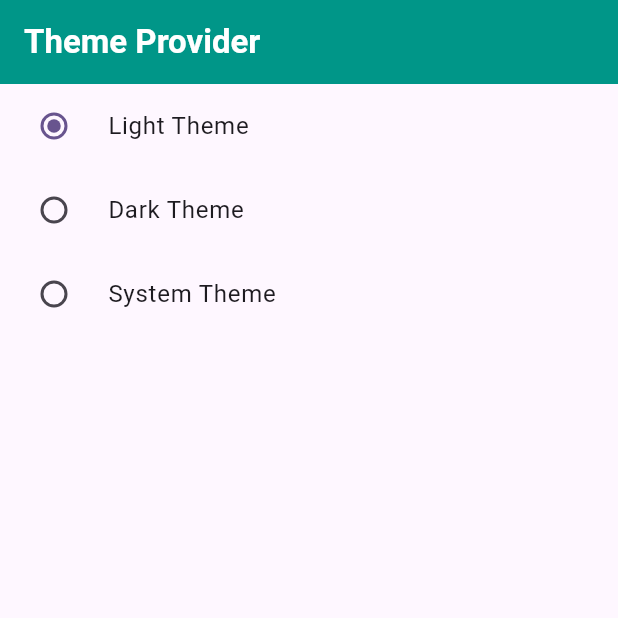
After one commit to rubayatkhusbu25/provider, a Flutter app: the screen it shows after launch, after a tap on "Light Theme", on a phone screen of 412 x 824 dp, the top half of it. The commit adds this screen. Run offline on Flutter 3.47's test engine with Material 3 defaults, Android fonts, the phone set to English and light mode, and no system bars.

Commit message:
Light & dark theme with provider

```diff
--- /dev/null
+++ b/lib/Theme_Light_Dark/theme_changer_provider.dart
@@ -0,0 +1,15 @@
+import 'package:flutter/material.dart';
+import 'package:flutter/widgets.dart';
+
+class ThemeChangerProvider with ChangeNotifier{
+
+  var _themeMode = ThemeMode.light;
+  ThemeMode get themeMode=> _themeMode;
+
+  void setTheme(themeMode){
+    _themeMode =themeMode;
+    notifyListeners();
+  }
+
+
+}
--- /dev/null
+++ b/lib/Theme_Light_Dark/theme_screen.dart
@@ -0,0 +1,45 @@
+import 'package:flutter/material.dart';
+import 'package:provider/provider.dart';
+import 'package:provider_state_app/Theme_Light_Dark/theme_changer_provider.dart';
+
+class ThemeScreen extends StatefulWidget {
+  const ThemeScreen({super.key});
+
+  @override
+  State<ThemeScreen> createState() => _ThemeScreenState();
+}
+
+class _ThemeScreenState extends State<ThemeScreen> {
+  @override
+  Widget build(BuildContext context) {
+
+    final ThemeChangerProvider themeChangerProvider = Provider.of<ThemeChangerProvider>(context);
+    return Scaffold(
+      appBar: AppBar(
+        title: Text("Theme Provider"),
+      ),
+      body: Column(
+        children: [
+          RadioListTile<ThemeMode>(
+            title: Text("Light Theme"),
+            value: ThemeMode.light,
+            groupValue: themeChangerProvider.themeMode,
+            onChanged: themeChangerProvider.setTheme,
+          ),
+          RadioListTile<ThemeMode>(
+            title: Text("Dark Theme"),
+            value: ThemeMode.dark,
+            groupValue: themeChangerProvider.themeMode,
+            onChanged: themeChangerProvider.setTheme,
+          ),
+          RadioListTile<ThemeMode>(
+            title: Text("System Theme"),
+            value: ThemeMode.system,
+            groupValue: themeChangerProvider.themeMode,
+            onChanged: themeChangerProvider.setTheme,
+          )
+        ],
+      ),
+    );
+  }
+}
--- a/lib/app.dart
+++ b/lib/app.dart
@@ -1,5 +1,7 @@
 import 'package:flutter/material.dart';
 import 'package:provider/provider.dart';
+import 'Theme_Light_Dark/theme_changer_provider.dart';
+import 'Theme_Light_Dark/theme_screen.dart';
 import 'e_commerce_provider/box_list.dart';
 import 'e_commerce_provider/e_home.dart';
 import 'e_commerce_provider/multiple_provider/opacity_changer.dart';
@@ -19,14 +21,35 @@ class App extends StatelessWidget {
         ChangeNotifierProvider(create: (context)=> BoxList()),
         ChangeNotifierProvider(create: (context)=> OpacityChangerProvider()),
         ChangeNotifierProvider(create: (context)=>FavProvider()),
+        ChangeNotifierProvider(create: (context)=>ThemeChangerProvider()),
       ],
-      child: MaterialApp(
-        title: 'Provider',
-        debugShowCheckedModeBanner: false,
-        theme: ThemeData(
-          colorScheme: ColorScheme.fromSeed(seedColor: Colors.deepPurple),
-        ),
-        home: FavouriteScreen1(),
+      child: Builder(
+        builder: (BuildContext context) {
+          final ThemeChangerProvider  themeChangerProvider = Provider.of<ThemeChangerProvider>(context);
+          return MaterialApp(
+            title: 'Provider',
+            debugShowCheckedModeBanner: false,
+            themeMode: themeChangerProvider.themeMode,
+            darkTheme: ThemeData(
+              brightness: Brightness.dark,
+              appBarTheme: AppBarTheme(
+                color: Colors.amberAccent,
+                titleTextStyle: TextStyle(color: Colors.black,fontWeight: FontWeight.bold,fontSize: 22)
+              )
+            ),
+            theme: ThemeData(
+              brightness: Brightness.light,
+              appBarTheme: AppBarTheme(
+                color: Colors.teal,
+                titleTextStyle: TextStyle(
+                  color: Colors.white,fontWeight: FontWeight.bold,fontSize: 22
+                )
+              ),
+              colorScheme: ColorScheme.fromSeed(seedColor: Colors.deepPurple),
+            ),
+            home: ThemeScreen(),
+          );
+        }
       ),
     );
   }
```
